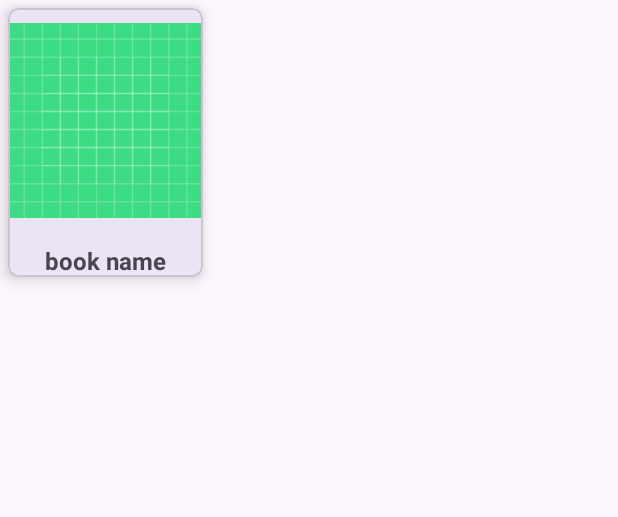
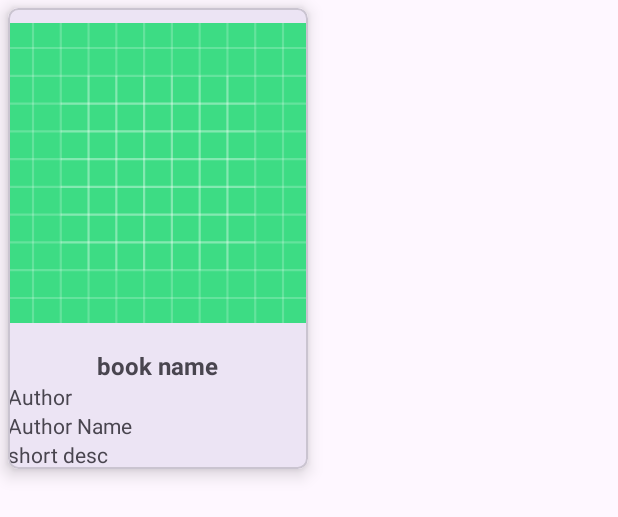
Before and after one commit to mulugetaxcvi/ExpandableCardViewRecycler, an Android app: the layout list_item_book.xml on its own in the app's theme, with its tools: preview values and no code run, on a phone screen of 412 x 824 dp. Shown: the top 517 px of the screen. Run offline under Robolectric (Android 15) with nearby library versions, the phone set to English and light mode, and no system bars.

Commit message:
expandable recycler view with cardview

```diff
--- a/app/src/main/java/com/example/mylibrary/AllBooksActivity.java
+++ b/app/src/main/java/com/example/mylibrary/AllBooksActivity.java
@@ -2,6 +2,7 @@ package com.example.mylibrary;
 
 import androidx.appcompat.app.AppCompatActivity;
 import androidx.recyclerview.widget.GridLayoutManager;
+import androidx.recyclerview.widget.LinearLayoutManager;
 import androidx.recyclerview.widget.RecyclerView;
 
 import android.os.Bundle;
@@ -21,7 +22,7 @@ public class AllBooksActivity extends AppCompatActivity {
         booksRecView = findViewById(R.id.booksRecView);
 
         booksRecView.setAdapter(adapter);
-        booksRecView.setLayoutManager(new GridLayoutManager(this,2));
+        booksRecView.setLayoutManager(new LinearLayoutManager(this));
 
         ArrayList<Book> testBooks = new ArrayList<>();
         testBooks.add(new Book(1, "book1", "author1", 1000, "short desc", "long desc", "https://m.media-amazon.com/images/I/51Dlnsl5p6L._AC_UF1000,1000_QL80_FMwebp_.jpg"));
--- a/app/src/main/res/layout/list_item_book.xml
+++ b/app/src/main/res/layout/list_item_book.xml
@@ -9,13 +9,17 @@
     android:layout_margin="5dp">
 
     <RelativeLayout
+        android:layout_width="200dp"
+        android:layout_height="wrap_content">
+<!--  collapsed cardview-->
+        <RelativeLayout
             android:layout_width="match_parent"
-        android:layout_height="match_parent"
-        >
+            android:layout_height="wrap_content"
+            android:id="@+id/collapsedLayout">
 
             <ImageView
-            android:layout_width="130dp"
-            android:layout_height="150dp"
+                android:layout_width="200dp"
+                android:layout_height="220dp"
                 android:id="@+id/imgBook"
                 android:src="@drawable/ic_launcher_background"/>
             <TextView
@@ -30,5 +34,30 @@
                 android:layout_marginTop="7dp"/>
 
         </RelativeLayout>
+<!--  expanded cardview        -->
+        <RelativeLayout
+            android:layout_width="match_parent"
+            android:layout_height="wrap_content"
+            android:layout_below="@id/collapsedLayout">
+            <TextView
+                android:layout_width="wrap_content"
+                android:layout_height="wrap_content"
+                android:id="@+id/txtAuthor"
+                android:text="Author"/>
+            <TextView
+                android:layout_width="wrap_content"
+                android:layout_height="wrap_content"
+                android:id="@+id/txtAuthorName"
+                android:layout_below="@id/txtAuthor"
+                android:text="Author Name"/>
+            <TextView
+                android:layout_width="wrap_content"
+                android:layout_height="wrap_content"
+                android:id="@+id/shortDesc"
+                android:layout_below="@id/txtAuthorName"
+                android:text="short desc"/>
+        </RelativeLayout>
+    </RelativeLayout>
+
 
 </com.google.android.material.card.MaterialCardView>
```
Lines whose indentation alone changed are shown as unchanged.
